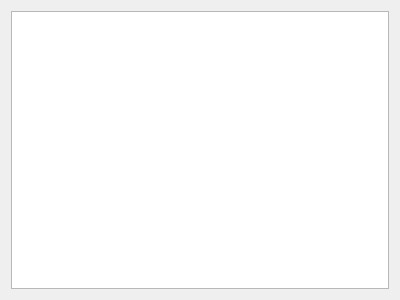
Above: ui/user_output_2.ui from Inigobarbe/VFSMOD-GUI before the change. Below: the same form after it.
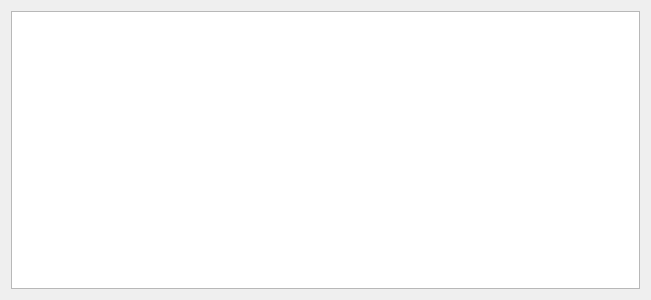
That is the form after the change.

```diff
--- a/ui/user_output_2.ui
+++ b/ui/user_output_2.ui
@@ -6,7 +6,7 @@
    <rect>
     <x>0</x>
     <y>0</y>
-    <width>400</width>
+    <width>651</width>
     <height>300</height>
    </rect>
   </property>
```
